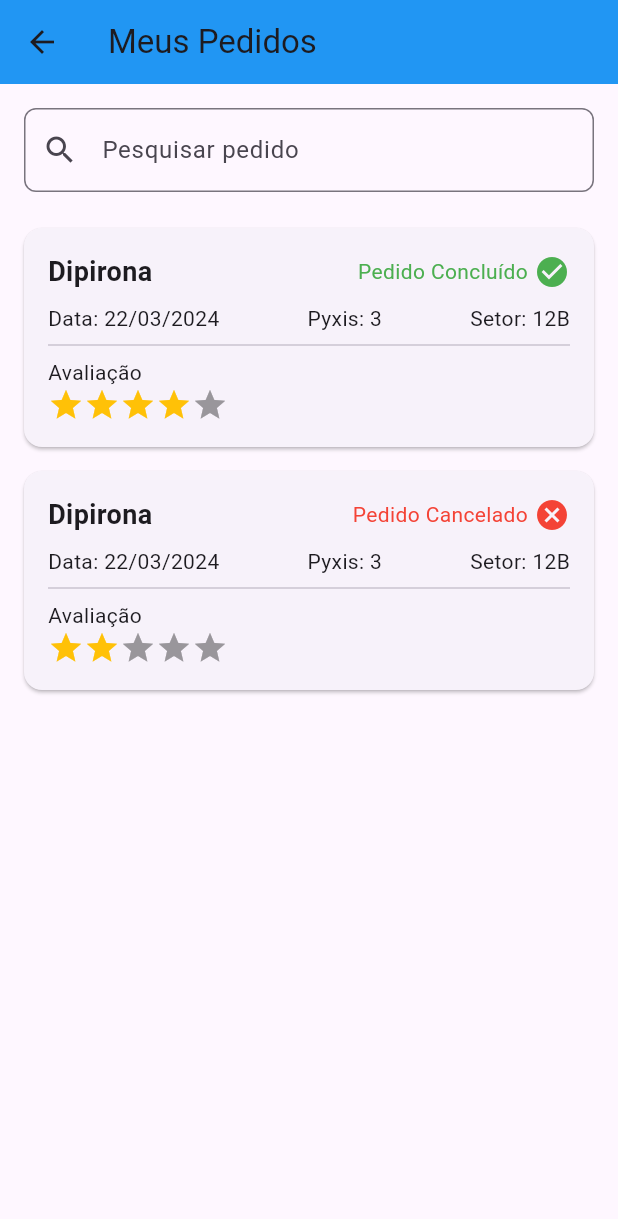
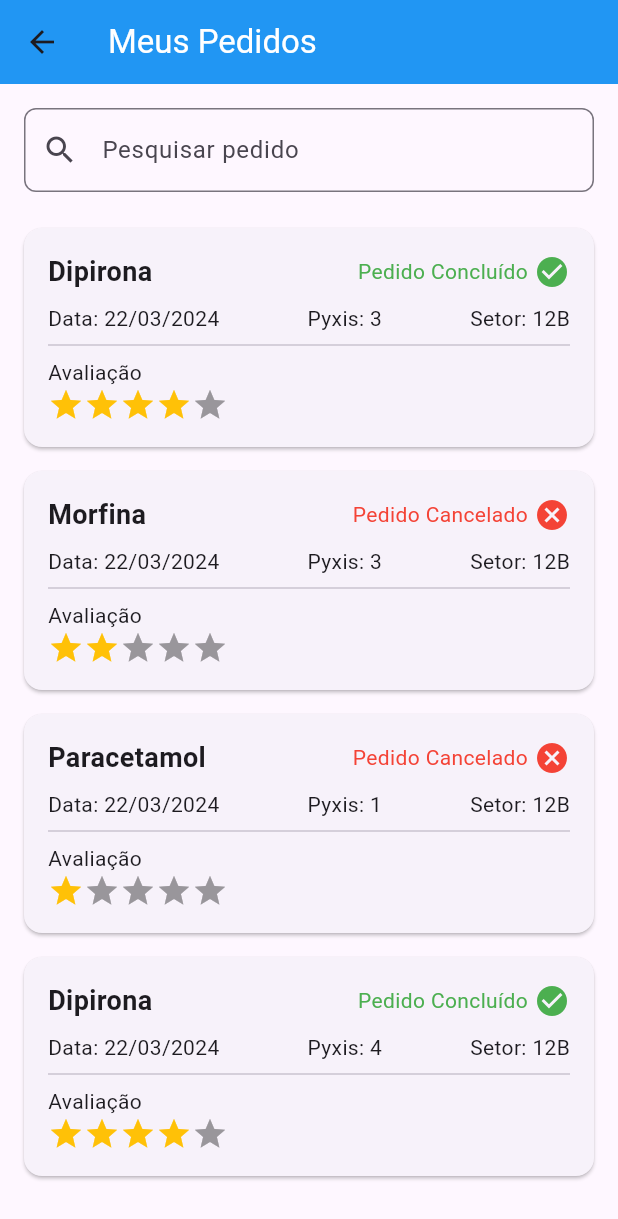
Before and after one commit to Lukovsk/2024-1B-T02-EC10-G02, a Flutter app: the OrderScreen screen opened directly, on a phone screen of 412 x 824 dp. Shown: the top 1219 px of the screen. Run offline on Flutter 3.47's test engine with Material 3 defaults, Android fonts, the phone set to English and light mode, and no system bars; drawn by our look-alikes of flutter_rating_bar; our stand-ins replace animated_splash_screen; missing offline and left inert: autocomplete_textfield, gif_view.

Commit message:
Feat: alterações antes da apresentação

```diff
--- a/src/frontend/mobile/lib/api/user.dart
+++ b/src/frontend/mobile/lib/api/user.dart
@@ -1,7 +1,7 @@
 import 'dart:convert';
 
 import 'package:http/http.dart' as http;
-import 'package:mobile/globals.dart' as globals;
+import 'package:PharmaControl/globals.dart' as globals;
 
 var baseurl = globals.baseurl;
 
--- a/src/frontend/mobile/lib/screens/admin/dashboard.dart
+++ b/src/frontend/mobile/lib/screens/admin/dashboard.dart
@@ -1,7 +1,7 @@
 import 'package:flutter/material.dart';
-import 'package:mobile/constants/colors.dart';
-import 'package:mobile/screens/admin/home.dart';
-import 'package:mobile/widgets/custom_app_bar.dart';
+import 'package:PharmaControl/constants/colors.dart';
+import 'package:PharmaControl/screens/admin/home.dart';
+import 'package:PharmaControl/widgets/custom_app_bar.dart';
 
 class Dashboard extends StatefulWidget {
   Dashboard({super.key});
--- a/src/frontend/mobile/lib/screens/admin/home.dart
+++ b/src/frontend/mobile/lib/screens/admin/home.dart
@@ -1,8 +1,8 @@
 // ignore_for_file: prefer_const_constructors, prefer_const_literals_to_create_immutables
 
 import 'package:flutter/material.dart';
-import 'package:mobile/screens/admin/dashboard.dart';
-import 'package:mobile/widgets/custom_app_bar.dart';
+import 'package:PharmaControl/screens/admin/dashboard.dart';
+import 'package:PharmaControl/widgets/custom_app_bar.dart';
 import '../../constants/colors.dart';
 
 class AdminHome extends StatefulWidget {
--- a/src/frontend/mobile/lib/screens/auxiliar/home.dart
+++ b/src/frontend/mobile/lib/screens/auxiliar/home.dart
@@ -3,10 +3,10 @@
 // import 'dart:ffi';
 
 import 'package:flutter/material.dart';
-import 'package:mobile/constants/colors.dart';
-import 'package:mobile/widgets/custom_app_bar.dart';
+import 'package:PharmaControl/constants/colors.dart';
+import 'package:PharmaControl/widgets/custom_app_bar.dart';
 import '/widgets/bottom_navigation_bar.dart';
-import 'package:mobile/screens/admin/home.dart';
+import 'package:PharmaControl/screens/admin/home.dart';
 
 class AuxHome extends StatefulWidget {
   AuxHome({super.key});
--- a/src/frontend/mobile/lib/screens/enfermeiro/home.dart
+++ b/src/frontend/mobile/lib/screens/enfermeiro/home.dart
@@ -4,6 +4,8 @@ import '/widgets/custom_app_bar.dart';
 import '/widgets/bottom_navigation_bar.dart';
 import 'package:PharmaControl/screens/enfermeiro/request_page.dart';
 import 'package:PharmaControl/widgets/enfermeiro/my_requests_card.dart';
+import 'package:PharmaControl/screens/enfermeiro/my_requests_page.dart';
+
 import 'page_state.dart';
 
 
@@ -25,7 +27,7 @@ class _HomeState extends State<Home> {
       case 1:
         Navigator.pushReplacement(
           context,
-          MaterialPageRoute(builder: (context) => RequestPage()),
+          MaterialPageRoute(builder: (context) => OrderScreen()),
         );
         break;
       case 2:
--- a/src/frontend/mobile/lib/screens/enfermeiro/my_requests_page.dart
+++ b/src/frontend/mobile/lib/screens/enfermeiro/my_requests_page.dart
@@ -7,7 +7,7 @@ class OrderScreen extends StatelessWidget {
   Widget build(BuildContext context) {
     return Scaffold(
       appBar: AppBar(
-        title: Text('Meus Pedidos'),
+        title: Text('Meus Pedidos', style: TextStyle(color: Colors.white)),
         backgroundColor: Colors.blue,
       ),
       body: Padding(
@@ -38,7 +38,7 @@ class OrderScreen extends StatelessWidget {
                     rating: 4,
                   ),
                   OrderCard(
-                    title: 'Dipirona',
+                    title: 'Morfina',
                     status: 'Pedido Cancelado',
                     statusColor: Colors.red,
                     statusIcon: Icons.cancel,
@@ -46,6 +46,26 @@ class OrderScreen extends StatelessWidget {
                     pyxis: '3',
                     sector: '12B',
                     rating: 2,
+                  ),
+                  OrderCard(
+                    title: 'Paracetamol',
+                    status: 'Pedido Cancelado',
+                    statusColor: Colors.red,
+                    statusIcon: Icons.cancel,
+                    date: '22/03/2024',
+                    pyxis: '1',
+                    sector: '12B',
+                    rating: 1,
+                  ),
+                  OrderCard(
+                    title: 'Dipirona',
+                    status: 'Pedido Concluído',
+                    statusColor: Colors.green,
+                    statusIcon: Icons.check_circle,
+                    date: '22/03/2024',
+                    pyxis: '4',
+                    sector: '12B',
+                    rating: 4,
                   ),
                 ],
               ),
--- a/src/frontend/mobile/lib/screens/enfermeiro/request_page.dart
+++ b/src/frontend/mobile/lib/screens/enfermeiro/request_page.dart
@@ -98,7 +98,7 @@ class _RequestPageState extends State<RequestPage> {
               style: TextStyle(
                 fontSize: 24.0,
                 fontWeight: FontWeight.bold,
-                color: tdBlack,
+                color: hsBlackColor,
               ),
             ),
             SizedBox(height: 16.0),
--- a/src/frontend/mobile/lib/screens/splash.dart
+++ b/src/frontend/mobile/lib/screens/splash.dart
@@ -1,7 +1,7 @@
 import 'package:flutter/material.dart';
 import 'package:animated_splash_screen/animated_splash_screen.dart';
 import 'package:PharmaControl/screens/enfermeiro/home.dart';
-import 'package:mobile/screens/login.dart';
+import 'package:PharmaControl/screens/login.dart';
 import '../constants/colors.dart';
 
 class Splash extends StatelessWidget {
--- a/src/frontend/mobile/pubspec.yaml
+++ b/src/frontend/mobile/pubspec.yaml
@@ -37,6 +37,8 @@ dependencies:
   autocomplete_textfield: ^2.0.1
   lottie: ^3.1.2
   flutter_rating_bar: ^4.0.1
+  gif_view: ^0.4.3
+
 
 flutter_launcher_icons:
   android: "launcher_icon"
@@ -76,6 +78,7 @@ flutter:
     - lib/assets/logo.png
     - lib/assets/images/medicine.png
     - lib/assets/videos/check.json
+    - lib/assets/videos/check.gif
 
 
   # An image asset can refer to one or more resolution-specific "variants", see
```
Also changed, not shown: src/frontend/mobile/lib/screens/enfermeiro/check_page.dart (+20 -9 lines), src/frontend/mobile/lib/screens/login.dart (+13 -9 lines), src/frontend/mobile/lib/widgets/custom_app_bar.dart (+9 -9 lines), src/frontend/mobile/lib/assets/videos/check.gif (added), src/frontend/mobile/pubspec.lock.
